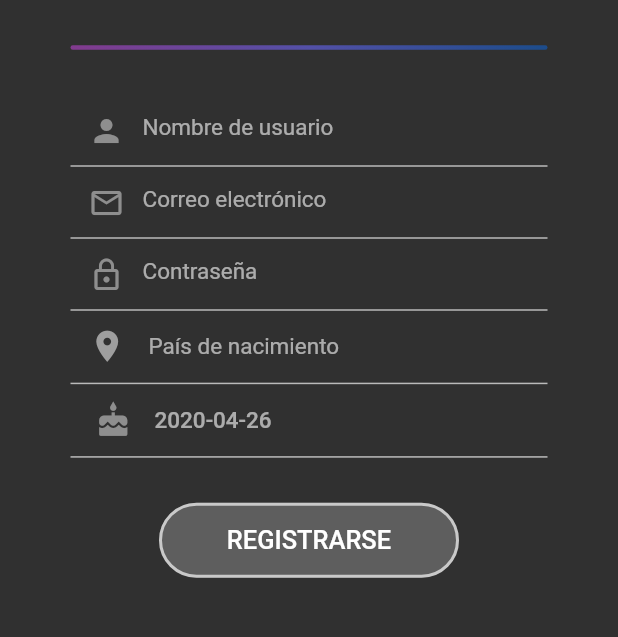
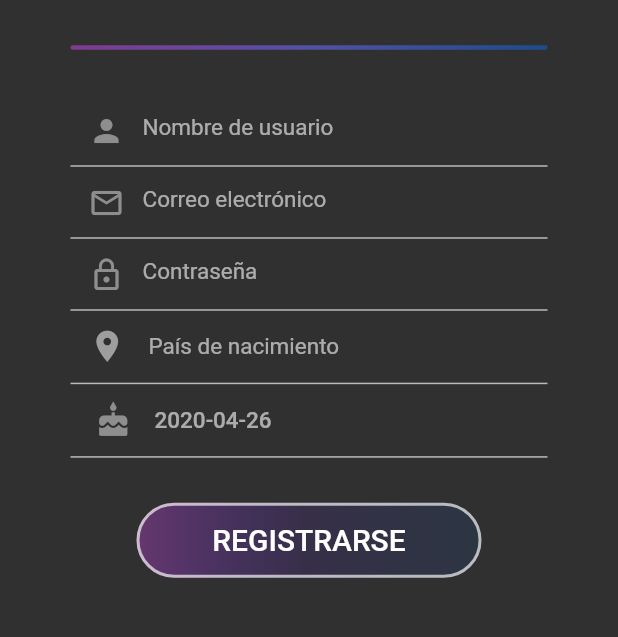
Before and after one commit to UNIZAR-30226-2020-10/front-end, a Flutter app: the Register screen opened directly, on a phone screen of 412 x 824 dp, the part 281-918 px from its top. Run offline on Flutter 3.47's test engine with Material 2 defaults, Android fonts, the phone set to English and light mode, and no system bars; our stand-ins replace firebase_messaging, getflutter; missing offline and left inert: expandable_bottom_bar, flutter_exoplayer; accounts and stored records are empty; network calls fail; Roboto replaces fonts that are missing (RobotoMono).

Commit message:
boton solido -> boton gradiente

```diff
--- a/tuneit/lib/pages/register/login.dart
+++ b/tuneit/lib/pages/register/login.dart
@@ -63,7 +63,7 @@ class _LoginState extends State<Login> {
                     textField(_controller2, true, 'Contraseña',
                         Icons.lock_outline),
                     SizedBox(height: 100),
-                    solidButton(context, tryLogin, [], 'ENTRAR'),
+                    gradientButton(context, tryLogin, [], 'ENTRAR'),
                   ],
                 ),
               )
--- a/tuneit/lib/pages/register/register.dart
+++ b/tuneit/lib/pages/register/register.dart
@@ -165,7 +165,7 @@ class _RegisterState extends State<Register> {
                       height: 1,
                     ),
                     SizedBox(height: 30),
-                    solidButton(context, tryRegister, [], 'REGISTRARSE'),
+                    gradientButton(context, tryRegister, [], 'REGISTRARSE'),
                   ],
                 ),
               )
```
